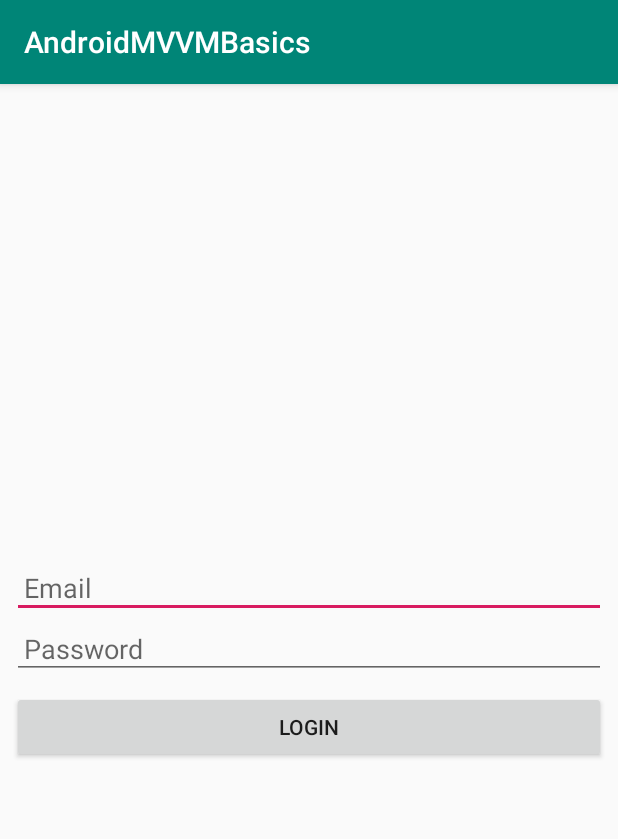
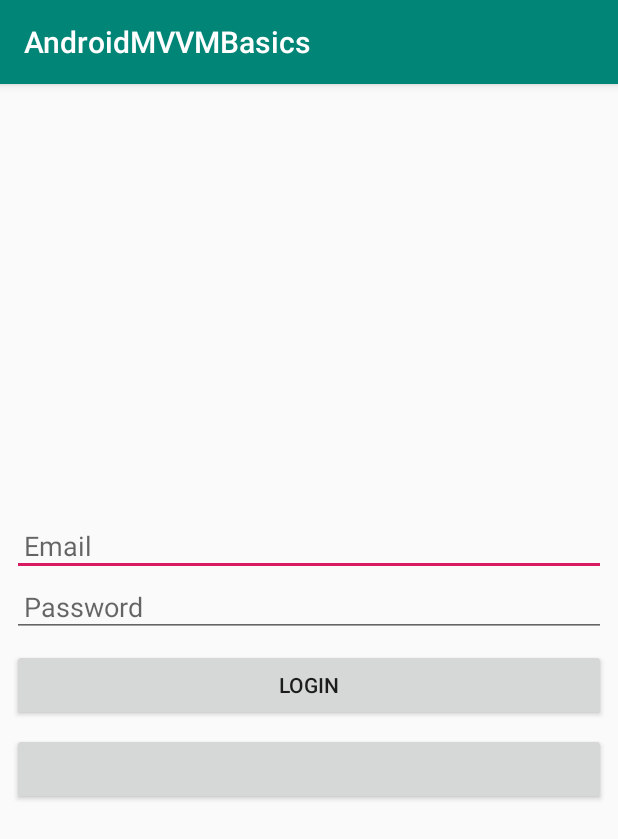
Before and after one commit to tmastrom/mvvmTutorial, an Android app: the screen it shows after launch (MainActivity), on a phone screen of 412 x 824 dp. Shown: the top 839 px of the screen. Run offline under Robolectric (Android 15) with nearby library versions, the phone set to English and light mode, and no system bars; our stand-ins replace data binding; 2 statements that could not run were skipped.

Commit message:
added button that changes text when pressed

```diff
--- a/app/src/main/java/com/example/androidmvvmbasics/model/User.java
+++ b/app/src/main/java/com/example/androidmvvmbasics/model/User.java
@@ -6,10 +6,14 @@ public class User {
     private String email;
     private String password;
 
+    private String buttonState;
+
     // constructor takes email and password strings and assigns them to the class variables
-    public User(String email, String password) {
+    public User(String email, String password, String buttonState) {
         this.email = email;
         this.password = password;
+
+        this.buttonState = buttonState;
     }
 
     // set email method
@@ -29,4 +33,9 @@ public class User {
         return password;
     }
 
+    ///
+    public void setButton(String buttonState) {this.buttonState = buttonState;}
+
+    public String getButton() { return buttonState;}
+
 }
--- a/app/src/main/java/com/example/androidmvvmbasics/views/MainActivity.java
+++ b/app/src/main/java/com/example/androidmvvmbasics/views/MainActivity.java
@@ -25,6 +25,7 @@ public class MainActivity extends AppCompatActivity {
     public static void runMe(View view, String message) {
         if (message != null)
             Toast.makeText(view.getContext(), message, Toast.LENGTH_SHORT).show();
+    }
 
-    }
+
 }
--- a/app/src/main/res/layout/activity_main.xml
+++ b/app/src/main/res/layout/activity_main.xml
@@ -50,6 +50,14 @@
                 android:text="LOGIN"
                 bind:toastMessage="@{viewModel.toastMessage}"/>
 
+            <Button
+                android:layout_width="match_parent"
+                android:layout_height="wrap_content"
+                android:layout_marginTop="8dp"
+                android:onClick="@{()-> viewModel.onButtonClicked()}"
+                android:text="@{viewModel.toastMessage}"
+                bind:toastMessage="@{viewModel.toastMessage}"/>
+
         </LinearLayout>
 
     </ScrollView>
```
Also changed, not shown: app/src/main/java/com/example/androidmvvmbasics/viewmodels/LoginViewModel.java (+20 -1 lines).
